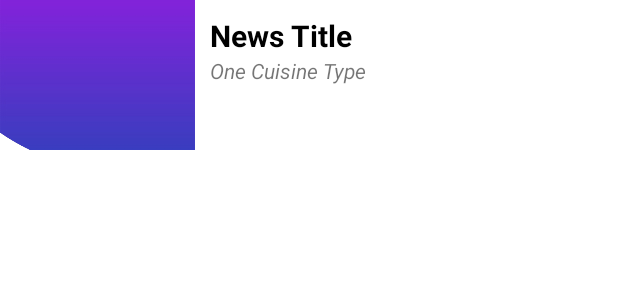
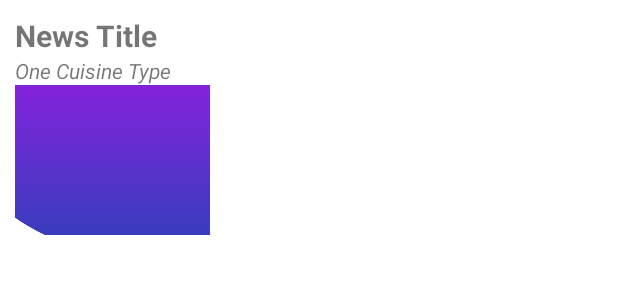
Before and after one commit to echwaadams/Top-News, an Android app: the layout news_list_item.xml on its own in the app's theme, with its tools: preview values and no code run, on a phone screen of 412 x 824 dp. Shown: the top 300 px of the screen. Run offline under Robolectric (Android 15) with nearby library versions, the phone set to English and light mode, and no system bars.

```diff
--- a/app/src/main/java/com/adams/topnews/adapters/NewsListAdapter.java
+++ b/app/src/main/java/com/adams/topnews/adapters/NewsListAdapter.java
@@ -1,4 +1,7 @@
 package com.adams.topnews.adapters;
 
-public class NewsListAdapter {
+import androidx.recyclerview.widget.RecyclerView;
+
+public class NewsListAdapter extends RecyclerView.Adapter<NewsListAdapter.NewsViewHolder> {
+
 }
--- a/app/src/main/res/layout/news_list_item.xml
+++ b/app/src/main/res/layout/news_list_item.xml
@@ -4,12 +4,7 @@
     android:layout_width="match_parent"
     android:layout_height="wrap_content">
 
-    <ImageView
-        android:layout_width="130dp"
-        android:layout_height="100dp"
-        android:id="@+id/newsImageView"
-        android:src="@drawable/login"
-        android:scaleType="centerCrop"/>
+
 
     <LinearLayout
         android:orientation="vertical"
@@ -24,8 +19,7 @@
             android:id="@+id/newsNameTextView"
             android:textSize="20dp"
             android:textStyle="bold"
-            android:text="News Title"
-            android:textColor="@color/black"/>
+            android:text="News Title" />
 
         <TextView
             android:layout_width="wrap_content"
@@ -37,15 +31,13 @@
         <RelativeLayout
             android:layout_width="match_parent"
             android:layout_height="wrap_content">
+            <ImageView
+                android:layout_width="130dp"
+                android:layout_height="100dp"
+                android:id="@+id/newsImageView"
+                android:src="@drawable/login"
+                android:scaleType="centerCrop"/>
 
-            <TextView
-                android:layout_width="wrap_content"
-                android:layout_height="wrap_content"
-                android:text="Rating"
-                android:id="@+id/ratingTextView"
-                android:layout_alignParentEnd="true"
-                android:layout_alignParentRight="true"
-                android:textColor="@color/white"/>
         </RelativeLayout>
     </LinearLayout>
 </LinearLayout>
--- a/app/src/main/res/values/colors.xml
+++ b/app/src/main/res/values/colors.xml
@@ -1,10 +1,10 @@
 <?xml version="1.0" encoding="utf-8"?>
 <resources>
-    <color name="purple_200">#FFBB86FC</color>
-    <color name="purple_500">#FF6200EE</color>
-    <color name="purple_700">#FF3700B3</color>
-    <color name="teal_200">#FF03DAC5</color>
-    <color name="teal_700">#FF018786</color>
-    <color name="black">#FF000000</color>
-    <color name="white">#FFFFFFFF</color>
+    <color name="colorPrimary">#ea474a</color>
+    <color name="colorPrimaryDark">#cf2a2d</color>
+    <color name="colorAccent">#1e344b</color>
+
+    <color name="colorBackground">#f9f9fa</color>
+    <color name="colorTextSubtitle">#4e4e4e</color>
+    <color name="colorTextTitle">#262626</color>
 </resources>
```
Also changed, not shown: app/build.gradle (+10 -0 lines), app/src/main/java/com/adams/topnews/models/Article.java (added, +93 -0 lines), app/src/main/java/com/adams/topnews/models/News.java (added, +45 -0 lines), app/src/main/java/com/adams/topnews/models/Source.java (added, +31 -0 lines), app/src/main/java/com/adams/topnews/network/NewsApiInterface.java (+16 -0 lines), app/src/main/java/com/adams/topnews/network/NewsClient.java (+64 -0 lines).
